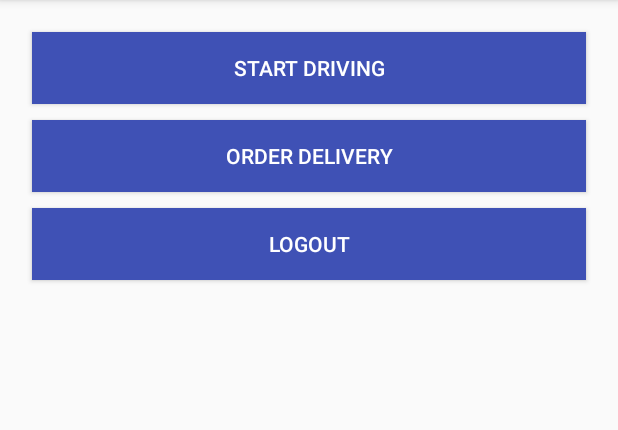
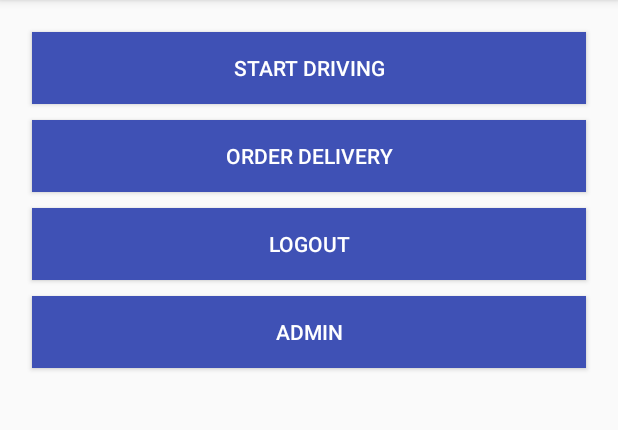
Before and after one commit to kristoff1/LogisticBuddy, an Android app: the screen it shows after launch once a user with an empty profile is signed in (MenuActivity), on a phone screen of 412 x 824 dp, the part 84-514 px from its top. Run offline under Robolectric (Android 15) with nearby library versions, the phone set to English and light mode, and no system bars; our stand-ins replace ButterKnife, Firebase (no records; nobody signed in at launch, a user with empty details on screens opened directly).

Commit message:
fix something wrong with the program LOL

```diff
--- a/app/build.gradle
+++ b/app/build.gradle
@@ -43,6 +43,7 @@ dependencies {
     compile 'com.squareup.retrofit2:converter-gson:2.1.0'
     compile 'com.squareup.okhttp3:logging-interceptor:3.3.0'
     compile 'io.reactivex:rxjava:1.1.9'
+    compile 'io.reactivex:rxandroid:1.1.0'
     compile group: 'org.ejml', name: 'all', version: '0.29'
 
 }
--- a/app/src/debug/res/values/google_maps_api.xml
+++ b/app/src/debug/res/values/google_maps_api.xml
@@ -1,5 +1,5 @@
 <resources>
     <string name="google_maps_key" templateMergeStrategy="preserve" translatable="false">
-        AIzaSyBMlKQ1p23fXERNQ_ukQ-5gVaCiBR0any8
+        AIzaSyBt4l8SeXlnbnM298XiIGpw_eg2XiQRAJs
     </string>
 </resources>
--- a/app/src/main/java/com/nisnis/batp/logisticbuddy/MenuActivity.java
+++ b/app/src/main/java/com/nisnis/batp/logisticbuddy/MenuActivity.java
@@ -28,6 +28,9 @@ public class MenuActivity extends AppCompatActivity {
 
     @BindView(R.id.logout)
     Button logout;
+
+    @BindView(R.id.admin)
+    Button admin;
 
     FirebaseAuth mFirebaseAuth;
     FirebaseUser mFirebaseUser;
@@ -102,6 +105,12 @@ public class MenuActivity extends AppCompatActivity {
                 startActivity(new Intent(MenuActivity.this, LoginActivity.class));
             }
         });
+        admin.setOnClickListener(new View.OnClickListener() {
+            @Override
+            public void onClick(View view) {
+                startActivity(new Intent(MenuActivity.this, MapActivity.class));
+            }
+        });
     }
 
 }
--- a/app/src/main/java/com/nisnis/batp/logisticbuddy/model/ClientSettingAdapter.java
+++ b/app/src/main/java/com/nisnis/batp/logisticbuddy/model/adapter/ClientSettingAdapter.java
@@ -1,4 +1,4 @@
-package com.nisnis.batp.logisticbuddy.model;
+package com.nisnis.batp.logisticbuddy.model.adapter;
 
 import android.support.v7.widget.RecyclerView;
 import android.util.Log;
@@ -8,6 +8,7 @@ import android.view.ViewGroup;
 import android.widget.TextView;
 
 import com.nisnis.batp.logisticbuddy.R;
+import com.nisnis.batp.logisticbuddy.model.ClientMarker;
 
 import java.util.ArrayList;
 import java.util.List;
--- a/app/src/main/java/com/nisnis/batp/logisticbuddy/model/RowAdapter.java
+++ b/app/src/main/java/com/nisnis/batp/logisticbuddy/model/adapter/RowAdapter.java
@@ -1,4 +1,4 @@
-package com.nisnis.batp.logisticbuddy.model;
+package com.nisnis.batp.logisticbuddy.model.adapter;
 
 import android.support.v7.widget.RecyclerView;
 import android.view.View;
@@ -15,7 +15,7 @@ public class RowAdapter extends RecyclerView.Adapter<RowAdapter.RowViewHolder>{
     List<Double> row;
     int numberTruck;
 
-    public RowAdapter(List<Double> row, int numberTruck) {
+    public void setData(List<Double> row, int numberTruck){
         this.row = row;
         this.numberTruck = numberTruck;
     }
--- a/app/src/main/res/layout/content_menu.xml
+++ b/app/src/main/res/layout/content_menu.xml
@@ -42,6 +42,16 @@
 
         android:text="LOGOUT"/>
 
+    <android.support.v7.widget.AppCompatButton
+        android:id="@+id/admin"
+        android:layout_width="match_parent"
+        android:layout_height="wrap_content"
+        android:background="@color/colorPrimary"
+        android:textColor="@color/white"
+        android:layout_margin="5dp"
+
+        android:text="ADMIN"/>
+
 
 
 </LinearLayout>
```
Also changed, not shown: app/src/main/java/com/nisnis/batp/logisticbuddy/MapActivity.java (+19 -9 lines), app/src/main/java/com/nisnis/batp/logisticbuddy/model/adapter/VehicleRoutingAdapter.java (renamed from app/src/main/java/com/nisnis/batp/logisticbuddy/model/VehicleRoutingAdapter.java, +8 -4 lines), app/src/main/java/com/nisnis/batp/logisticbuddy/routeCalc/RouteCalcImpl.java (+6 -4 lines).
